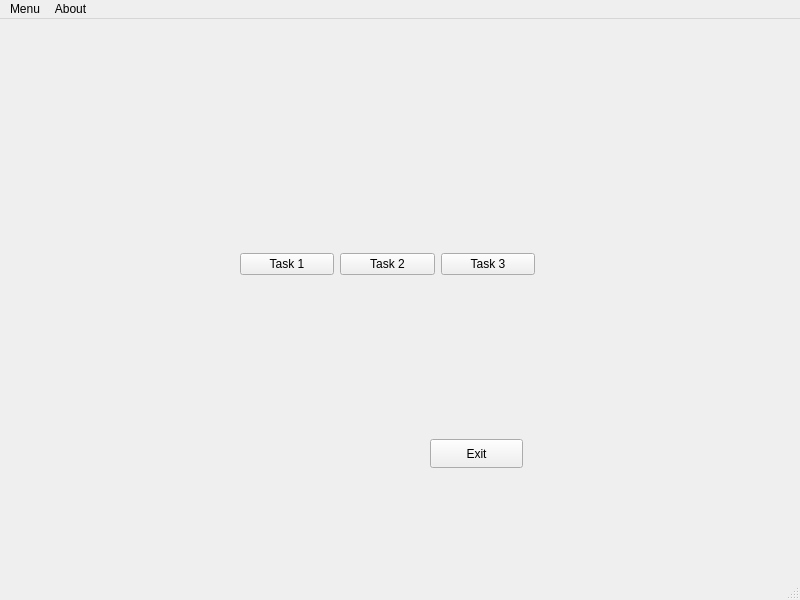
Old version of the form GUI/Gui/mainwindow.ui in the repository SergeyOstrouhov/Skynet.
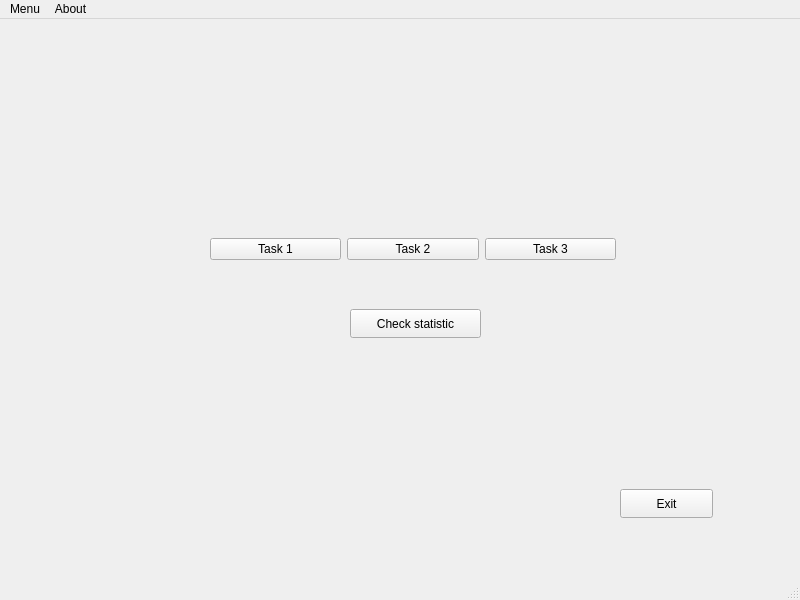
New version of the form.

Commit message: join statistic for user

Diff of the .ui file:
```diff
--- a/GUI/Gui/mainwindow.ui
+++ b/GUI/Gui/mainwindow.ui
@@ -17,8 +17,8 @@
    <widget class="QPushButton" name="exit">
     <property name="geometry">
      <rect>
-      <x>430</x>
-      <y>420</y>
+      <x>620</x>
+      <y>470</y>
       <width>93</width>
       <height>29</height>
      </rect>
@@ -27,13 +27,13 @@
      <string>Exit</string>
     </property>
    </widget>
-   <widget class="QWidget" name="">
+   <widget class="QWidget" name="layoutWidget">
     <property name="geometry">
      <rect>
-      <x>240</x>
-      <y>230</y>
-      <width>295</width>
-      <height>31</height>
+      <x>210</x>
+      <y>200</y>
+      <width>406</width>
+      <height>61</height>
      </rect>
     </property>
     <layout class="QHBoxLayout" name="horizontalLayout">
@@ -60,6 +60,19 @@
      </item>
     </layout>
    </widget>
+   <widget class="QPushButton" name="Check_s_button">
+    <property name="geometry">
+     <rect>
+      <x>350</x>
+      <y>290</y>
+      <width>131</width>
+      <height>29</height>
+     </rect>
+    </property>
+    <property name="text">
+     <string>Check statistic</string>
+    </property>
+   </widget>
   </widget>
   <widget class="QMenuBar" name="menubar">
    <property name="geometry">
```
The commit also changes 45 other files.
